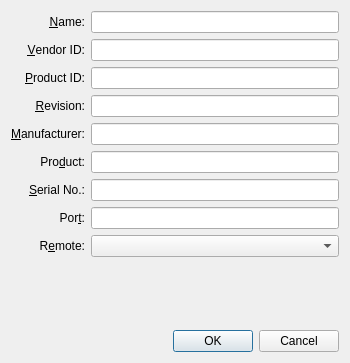
Before: the Qt Designer form src/VBox/Frontends/VirtualBox/src/settings/machine/UIMachineSettingsUSBFilterDetails.ui in pop-os/virtualbox, drawn with Qt 5.
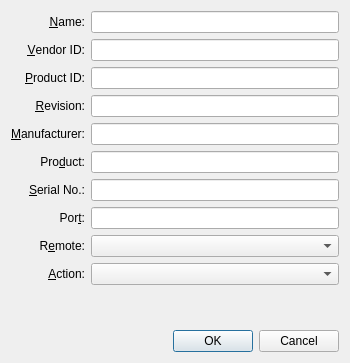
After: the same form once the commit is applied. Custom widgets are drawn as their Qt base class.

Patch:
```diff
--- a/src/VBox/Frontends/VirtualBox/src/settings/machine/UIMachineSettingsUSBFilterDetails.ui
+++ b/src/VBox/Frontends/VirtualBox/src/settings/machine/UIMachineSettingsUSBFilterDetails.ui
@@ -48,7 +48,7 @@
    <item row="0" column="1" >
     <widget class="QLineEdit" name="mLeName" >
      <property name="toolTip" >
-      <string>Holds the filter name.</string>
+      <string>Displays the filter name.</string>
      </property>
     </widget>
    </item>
@@ -218,7 +218,33 @@
      </property>
     </widget>
    </item>
+   <item row="9" column="0" >
+    <widget class="QLabel" name="mLbAction" >
+     <property name="text" >
+      <string>&amp;Action:</string>
+     </property>
+     <property name="alignment" >
+      <set>Qt::AlignRight|Qt::AlignTrailing|Qt::AlignVCenter</set>
+     </property>
+     <property name="buddy" >
+      <cstring>mCbAction</cstring>
+     </property>
+    </widget>
+   </item>
    <item row="9" column="1" >
+    <widget class="QComboBox" name="mCbAction" >
+     <property name="sizePolicy" >
+      <sizepolicy vsizetype="Fixed" hsizetype="Expanding" >
+       <horstretch>0</horstretch>
+       <verstretch>0</verstretch>
+      </sizepolicy>
+     </property>
+     <property name="toolTip" >
+      <string>Defines an action performed by the host computer when a matching device is attached: give it up to the host OS (&lt;i>Ignore&lt;/i>) or grab it for later usage by virtual machines (&lt;i>Hold&lt;/i>).</string>
+     </property>
+    </widget>
+   </item>
+   <item row="10" column="1" >
     <spacer>
      <property name="orientation" >
       <enum>Qt::Vertical</enum>
@@ -231,7 +257,7 @@
      </property>
     </spacer>
    </item>
-   <item row="10" column="0" colspan="2" >
+   <item row="11" column="0" colspan="2" >
     <widget class="QIDialogButtonBox" name="mButtonBox" >
      <property name="standardButtons" >
       <set>QDialogButtonBox::Cancel|QDialogButtonBox::NoButton|QDialogButtonBox::Ok</set>
```
Left out of the diff: 16 changed lines with no effect on the pictures.
